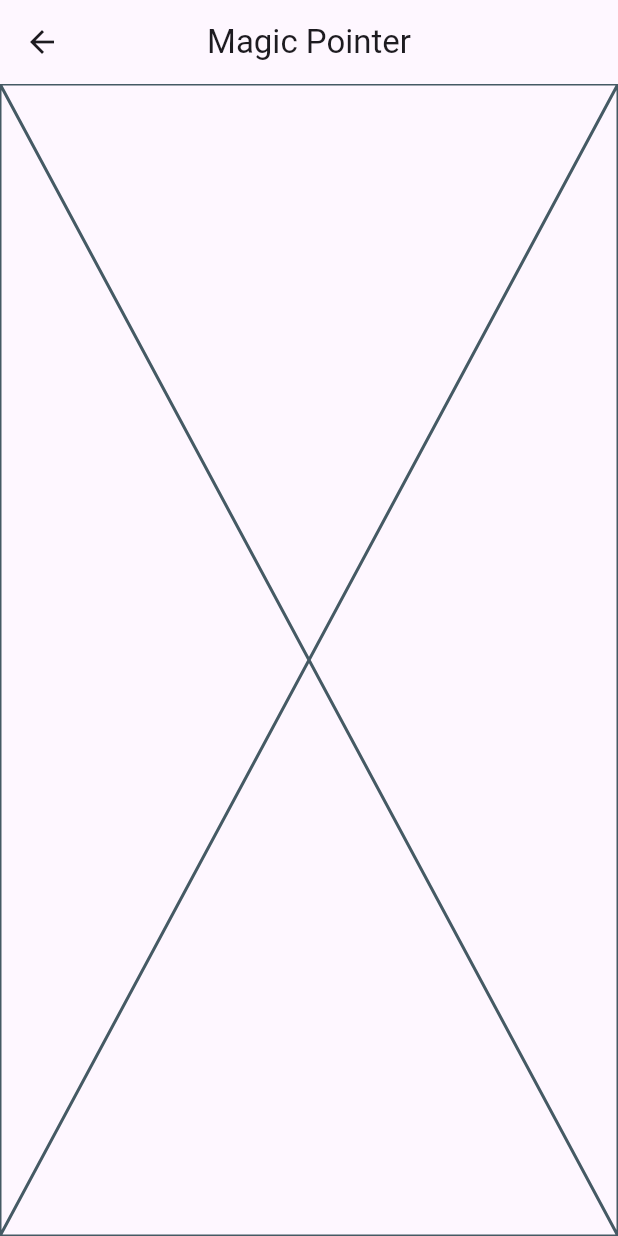
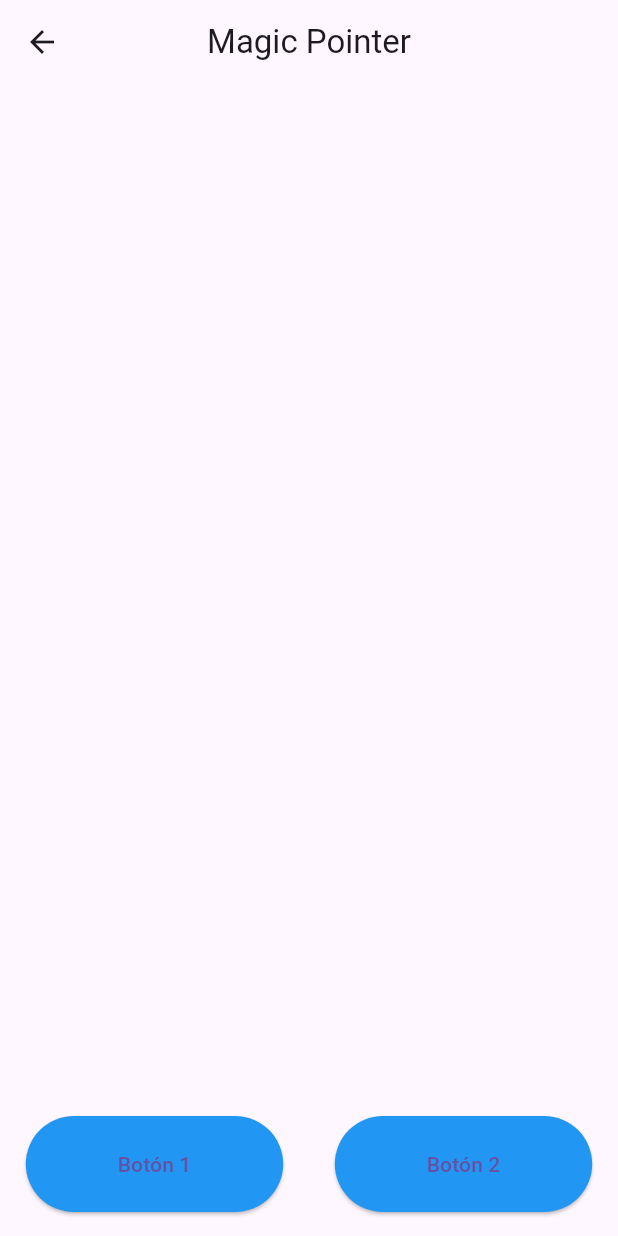
Before and after one commit to BionicHawk/pc_controller, a Flutter app: the MagicPointerScreen screen opened directly, on a phone screen of 412 x 824 dp. Run offline on Flutter 3.47's test engine with Material 3 defaults, Android fonts, the phone set to English and light mode, and no system bars; our stand-ins replace dio, sensors_plus.

Commit message:
UI for remote mouse controller

```diff
--- a/lib/Screens/magic_pointer_screen/magic_pointer_screen.dart
+++ b/lib/Screens/magic_pointer_screen/magic_pointer_screen.dart
@@ -1,5 +1,6 @@
 import 'dart:async';
 import 'dart:io';
+import 'package:pc_controller/components/main_button.dart';
 import 'package:sensors_plus/sensors_plus.dart';
 import 'package:pc_controller/api/connection_strings.dart';
 import 'package:flutter/material.dart';
@@ -84,12 +85,38 @@ class _MagicPointerScreenState extends State<MagicPointerScreen> {
 
   @override
   Widget build(BuildContext context) {
+    const verticalPaddingValue = 16.0;
+
+    final mediaQuery = MediaQuery.of(context);
+    final buttonWidth = mediaQuery.size.width * 0.3;
+
+    final buttons = [
+      MainButton(
+        width: buttonWidth,
+        function: () {},
+        child: const Text("Botón 1"),),
+      MainButton(width: buttonWidth,
+          function: () {},
+          child: const Text("Botón 2"))
+    ];
+
     return Scaffold(
       appBar: AppBar(
         title: const Text("Magic Pointer"),
         centerTitle: true,
       ),
-      body: const Placeholder()
+      body: Column(
+        children: [
+          const Expanded(child: Column()),
+          Padding(
+            padding: const EdgeInsets.symmetric(vertical: verticalPaddingValue),
+            child: Row(
+              mainAxisAlignment: MainAxisAlignment.spaceAround,
+              children: buttons,
+            ),
+          )
+        ],
+      )
     );
   }
 }
```
